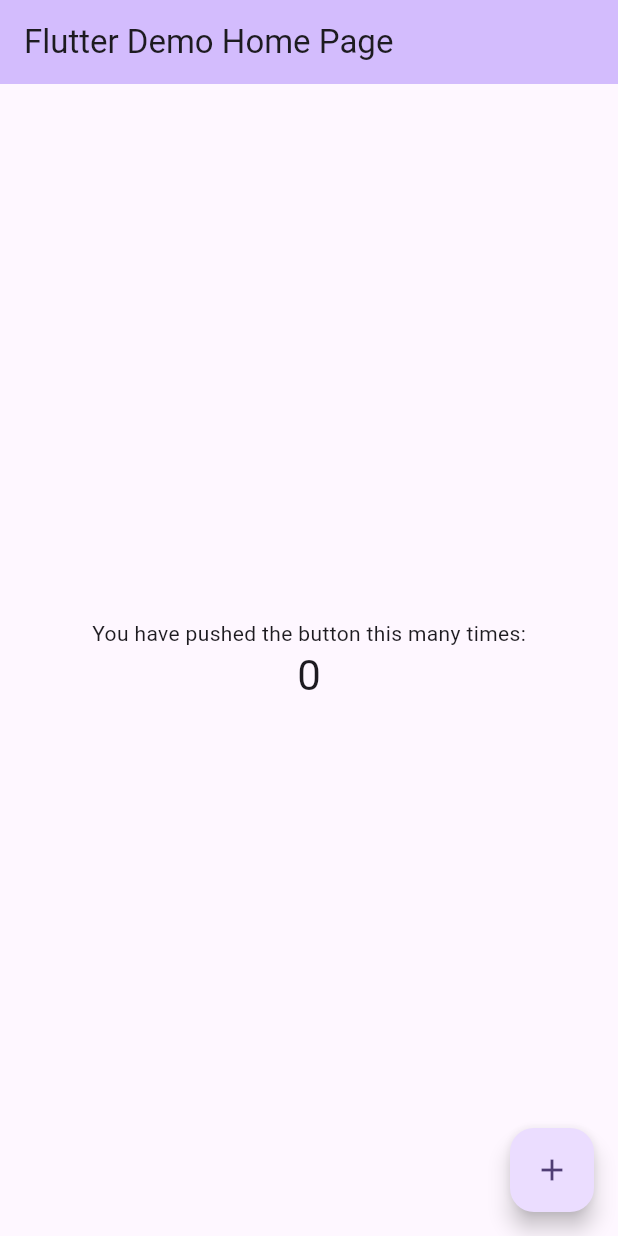
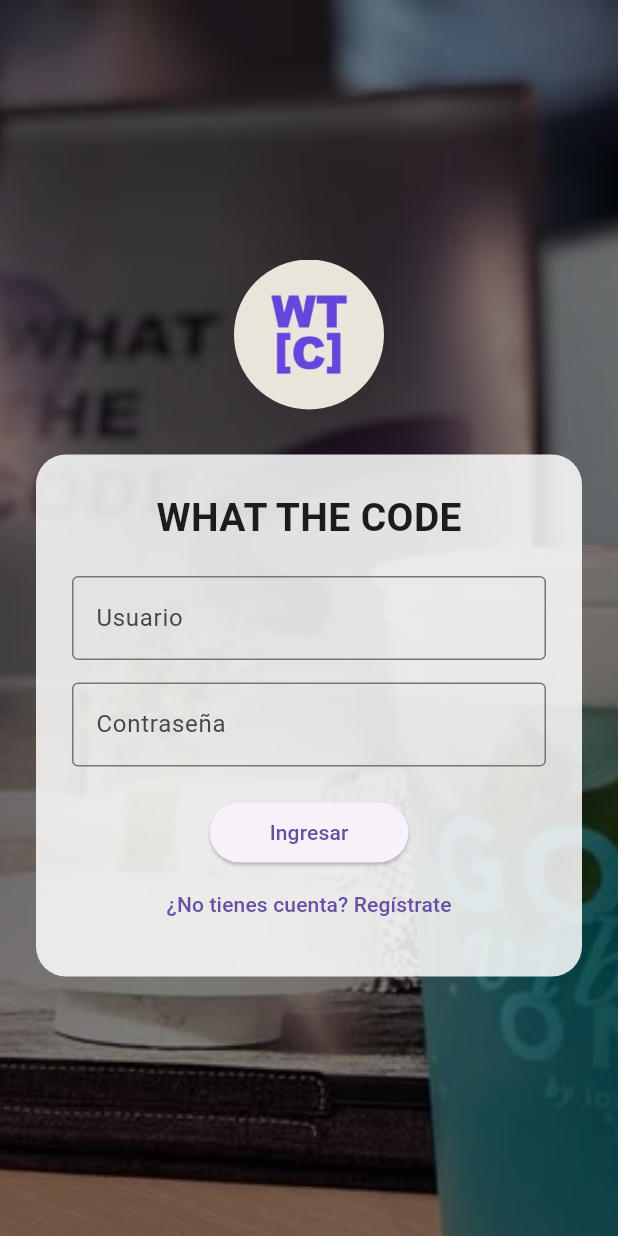
Before and after one commit to leofrancoceti/whatthecode_pt1, a Flutter app: the screen it shows after launch, on a phone screen of 412 x 824 dp. Run offline on Flutter 3.47's test engine with Material 3 defaults, Android fonts, the phone set to English and light mode, and no system bars; our stand-ins replace image_picker, qr_flutter.

```diff
--- a/lib/main.dart
+++ b/lib/main.dart
@@ -1,4 +1,5 @@
 import 'package:flutter/material.dart';
+import 'screens/login_screen.dart';
 
 void main() {
   runApp(const MyApp());
@@ -7,116 +8,15 @@ void main() {
 class MyApp extends StatelessWidget {
   const MyApp({super.key});
 
-  // This widget is the root of your application.
   @override
   Widget build(BuildContext context) {
     return MaterialApp(
-      title: 'Flutter Demo',
+      title: 'Gestión de Eventos',
+      debugShowCheckedModeBanner: false,
       theme: ThemeData(
-        // This is the theme of your application.
-        //
-        // TRY THIS: Try running your application with "flutter run". You'll see
-        // the application has a purple toolbar. Then, without quitting the app,
-        // try changing the seedColor in the colorScheme below to Colors.green
-        // and then invoke "hot reload" (save your changes or press the "hot
-        // reload" button in a Flutter-supported IDE, or press "r" if you used
-        // the command line to start the app).
-        //
-        // Notice that the counter didn't reset back to zero; the application
-        // state is not lost during the reload. To reset the state, use hot
-        // restart instead.
-        //
-        // This works for code too, not just values: Most code changes can be
-        // tested with just a hot reload.
-        colorScheme: ColorScheme.fromSeed(seedColor: Colors.deepPurple),
+        primarySwatch: Colors.deepPurple,
       ),
-      home: const MyHomePage(title: 'Flutter Demo Home Page'),
+      home: const LoginScreen(),
     );
   }
 }
-
-class MyHomePage extends StatefulWidget {
-  const MyHomePage({super.key, required this.title});
-
-  // This widget is the home page of your application. It is stateful, meaning
-  // that it has a State object (defined below) that contains fields that affect
-  // how it looks.
-
-  // This class is the configuration for the state. It holds the values (in this
-  // case the title) provided by the parent (in this case the App widget) and
-  // used by the build method of the State. Fields in a Widget subclass are
-  // always marked "final".
-
-  final String title;
-
-  @override
-  State<MyHomePage> createState() => _MyHomePageState();
-}
-
-class _MyHomePageState extends State<MyHomePage> {
-  int _counter = 0;
-
-  void _incrementCounter() {
-    setState(() {
-      // This call to setState tells the Flutter framework that something has
-      // changed in this State, which causes it to rerun the build method below
-      // so that the display can reflect the updated values. If we changed
-      // _counter without calling setState(), then the build method would not be
-      // called again, and so nothing would appear to happen.
-      _counter++;
-    });
-  }
-
-  @override
-  Widget build(BuildContext context) {
-    // This method is rerun every time setState is called, for instance as done
-    // by the _incrementCounter method above.
-    //
-    // The Flutter framework has been optimized to make rerunning build methods
-    // fast, so that you can just rebuild anything that needs updating rather
-    // than having to individually change instances of widgets.
-    return Scaffold(
-      appBar: AppBar(
-        // TRY THIS: Try changing the color here to a specific color (to
-        // Colors.amber, perhaps?) and trigger a hot reload to see the AppBar
-        // change color while the other colors stay the same.
-        backgroundColor: Theme.of(context).colorScheme.inversePrimary,
-        // Here we take the value from the MyHomePage object that was created by
-        // the App.build method, and use it to set our appbar title.
-        title: Text(widget.title),
-      ),
-      body: Center(
-        // Center is a layout widget. It takes a single child and positions it
-        // in the middle of the parent.
-        child: Column(
-          // Column is also a layout widget. It takes a list of children and
-          // arranges them vertically. By default, it sizes itself to fit its
-          // children horizontally, and tries to be as tall as its parent.
-          //
-          // Column has various properties to control how it sizes itself and
-          // how it positions its children. Here we use mainAxisAlignment to
-          // center the children vertically; the main axis here is the vertical
-          // axis because Columns are vertical (the cross axis would be
-          // horizontal).
-          //
-          // TRY THIS: Invoke "debug painting" (choose the "Toggle Debug Paint"
-          // action in the IDE, or press "p" in the console), to see the
-          // wireframe for each widget.
-          mainAxisAlignment: MainAxisAlignment.center,
-          children: <Widget>[
-            const Text('You have pushed the button this many times:'),
-            Text(
-              '$_counter',
-              style: Theme.of(context).textTheme.headlineMedium,
-            ),
-          ],
-        ),
-      ),
-      floatingActionButton: FloatingActionButton(
-        onPressed: _incrementCounter,
-        tooltip: 'Increment',
-        child: const Icon(Icons.add),
-      ), // This trailing comma makes auto-formatting nicer for build methods.
-    );
-  }
-}
--- /dev/null
+++ b/lib/screens/login_screen.dart
@@ -0,0 +1,140 @@
+import 'package:flutter/material.dart';
+import 'dashboard_screen.dart';
+import 'register_screen.dart';
+
+class LoginScreen extends StatefulWidget {
+  const LoginScreen({super.key});
+
+  @override
+  State<LoginScreen> createState() => _LoginScreenState();
+}
+
+class _LoginScreenState extends State<LoginScreen>
+    with SingleTickerProviderStateMixin {
+  final _userController = TextEditingController();
+  final _passController = TextEditingController();
+  String? _errorText;
+
+  late AnimationController _controller;
+  late Animation<double> _scaleAnimation;
+
+  @override
+  void initState() {
+    super.initState();
+    _controller = AnimationController(
+      vsync: this,
+      duration: const Duration(milliseconds: 800),
+    );
+    _scaleAnimation =
+        CurvedAnimation(parent: _controller, curve: Curves.elasticOut);
+    _controller.forward();
+  }
+
+  @override
+  void dispose() {
+    _userController.dispose();
+    _passController.dispose();
+    _controller.dispose();
+    super.dispose();
+  }
+
+  void _login() {
+    if (_userController.text == "admin" && _passController.text == "1234") {
+      Navigator.pushReplacement(
+        context,
+        MaterialPageRoute(builder: (_) => const DashboardScreen()),
+      );
+    } else {
+      setState(() {
+        _errorText = "Usuario o contraseña incorrectos";
+      });
+    }
+  }
+
+  @override
+  Widget build(BuildContext context) {
+    return Scaffold(
+      body: Stack(
+        fit: StackFit.expand,
+        children: [
+          Image.asset(
+            'assets/images/portada.jpg',
+            fit: BoxFit.cover,
+            errorBuilder: (context, error, stackTrace) => const Placeholder(),
+          ),
+          Container(color: Colors.black.withOpacity(0.5)),
+          Center(
+            child: SingleChildScrollView(
+              padding: const EdgeInsets.symmetric(horizontal: 24),
+              child: Column(
+                mainAxisSize: MainAxisSize.min,
+                children: [
+                  ScaleTransition(
+                    scale: _scaleAnimation,
+                    child: CircleAvatar(
+                      radius: 50,
+                      backgroundImage:
+                          const AssetImage('assets/images/whathecode_logo.jpg'),
+                      backgroundColor: Colors.transparent,
+                    ),
+                  ),
+                  const SizedBox(height: 30),
+                  Container(
+                    padding: const EdgeInsets.all(24),
+                    decoration: BoxDecoration(
+                      color: Colors.white.withOpacity(0.85),
+                      borderRadius: BorderRadius.circular(20),
+                    ),
+                    child: Column(
+                      children: [
+                        const Text(
+                          "WHAT THE CODE",
+                          style: TextStyle(
+                              fontSize: 26, fontWeight: FontWeight.bold),
+                        ),
+                        const SizedBox(height: 20),
+                        TextField(
+                          controller: _userController,
+                          decoration: const InputDecoration(
+                              labelText: 'Usuario', //
+                              border: OutlineInputBorder()),
+                        ),
+                        const SizedBox(height: 15),
+                        TextField(
+                          controller: _passController,
+                          obscureText: true,
+                          decoration: const InputDecoration(
+                              labelText: 'Contraseña',
+                              border: OutlineInputBorder()),
+                        ),
+                        const SizedBox(height: 20),
+                        ElevatedButton(
+                          onPressed: _login,
+                          style: ElevatedButton.styleFrom(
+                              padding:
+                                  const EdgeInsets.symmetric(horizontal: 40)),
+                          child: const Text("Ingresar"),
+                        ),
+                            TextButton(onPressed: () => Navigator.push(context,MaterialPageRoute(builder: (_) => const RegisterScreen()), ),
+                             child: const Text('¿No tienes cuenta? Regístrate'),
+                            ),
+                        if (_errorText != null)
+                          Padding(
+                            padding: const EdgeInsets.only(top: 12),
+                            child: Text(
+                              _errorText!,
+                              style: const TextStyle(color: Colors.red),
+                            ),
+                          ),
+                      ],
+                    ),
+                  ),
+                ],
+              ),
+            ),
+          ),
+        ],
+      ),
+    );
+  }
+}
```
Also changed, not shown: lib/models/event_model.dart (added, +17 -0 lines), lib/models/transaction_model.dart (added, +14 -0 lines), lib/screens/create_event_screen.dart (added, +118 -0 lines), lib/screens/dashboard_screen.dart (added, +37 -0 lines), lib/screens/event_detail_screen.dart (added, +51 -0 lines), lib/screens/history_screen.dart (added, +35 -0 lines), lib/screens/payment_screen.dart (added, +47 -0 lines), lib/screens/register_screen.dart (added, +108 -0 lines), lib/services/payment_service.dart (added, +21 -0 lines), lib/widgets/event_card.dart (added, +33 -0 lines), pubspec.yaml (+11 -1 lines), assets/images/portada.jpg (added), assets/images/whathecode_logo.jpg (added), pubspec.lock, 5 other files.
